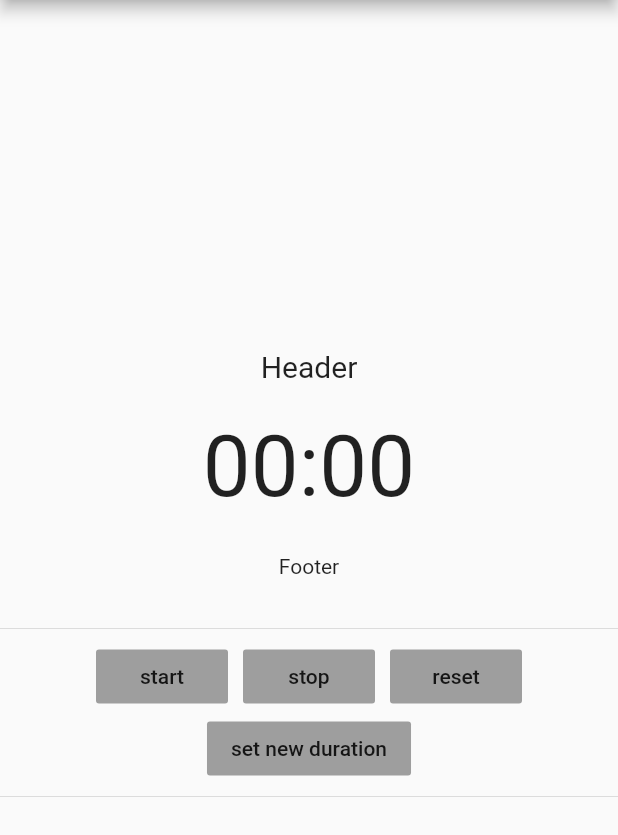
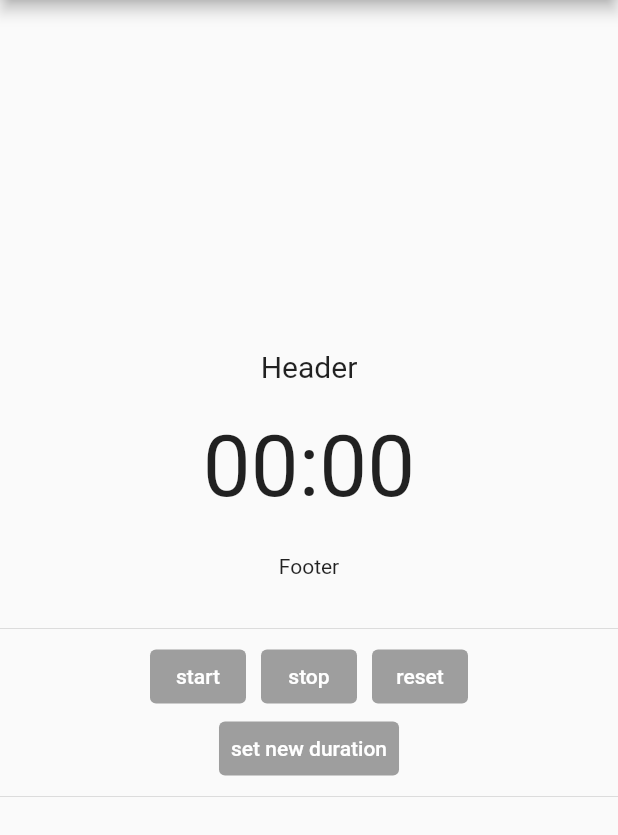
Before and after one commit to clean/clean_countdown, a Flutter app: the screen it shows after launch, on a phone screen of 412 x 824 dp, the part 84-919 px from its top. Run offline on Flutter 3.47's test engine with Material 2 defaults, Android fonts, the phone set to English and light mode, and no system bars.

Commit message:
updated example to nullsafty

```diff
--- a/example/lib/main.dart
+++ b/example/lib/main.dart
@@ -13,9 +13,13 @@ class DemoApp extends StatefulWidget {
 }
 
 class _DemoAppState extends State<DemoApp> {
-  CleanCountdownController controller;
+  late CleanCountdownController controller;
   bool completed = false;
   Color ringColor = Colors.green;
+  var buttonStyles = ButtonStyle(
+    foregroundColor: MaterialStateProperty.all(Colors.white),
+    backgroundColor: MaterialStateProperty.all(Colors.grey),
+  );
 
   @override
   void initState() {
@@ -43,7 +47,7 @@ class _DemoAppState extends State<DemoApp> {
               Container(
                 child: CleanCountdown(
                   size: 200,
-                  showRing: false,
+                  showRing: true,
                   ringColor: ringColor,
                   startOnInit: true,
                   header: Center(
@@ -63,24 +67,24 @@ class _DemoAppState extends State<DemoApp> {
               Row(
                 mainAxisAlignment: MainAxisAlignment.center,
                 children: [
-                  FlatButton(
-                    color: Colors.grey,
+                  TextButton(
+                    style: buttonStyles,
                     onPressed: () {
                       controller.start();
                     },
                     child: Text('start'),
                   ),
                   SizedBox(width: 10),
-                  FlatButton(
-                    color: Colors.grey,
+                  TextButton(
+                    style: buttonStyles,
                     onPressed: () {
                       controller.stop();
                     },
                     child: Text('stop'),
                   ),
                   SizedBox(width: 10),
-                  FlatButton(
-                    color: Colors.grey,
+                  TextButton(
+                    style: buttonStyles,
                     onPressed: () {
                       setState(() {
                         completed = false;
@@ -91,11 +95,11 @@ class _DemoAppState extends State<DemoApp> {
                   ),
                 ],
               ),
-              FlatButton(
-                color: Colors.grey,
+              TextButton(
+                style: buttonStyles,
                 onPressed: () {
                   setState(() {
-                    controller.controller.duration = Duration(minutes: 20);
+                    controller.controller!.duration = Duration(minutes: 20);
                     ringColor = Colors.amber;
                     controller.reset();
                     controller.start();
--- a/example/pubspec.yaml
+++ b/example/pubspec.yaml
@@ -15,10 +15,10 @@ publish_to: 'none' # Remove this line if you wish to publish to pub.dev
 # In iOS, build-name is used as CFBundleShortVersionString while build-number used as CFBundleVersion.
 # Read more about iOS versioning at
 # https://developer.apple.com/library/archive/documentation/General/Reference/InfoPlistKeyReference/Articles/CoreFoundationKeys.html
-version: 1.0.0+2
+version: 1.0.1
 
 environment:
-  sdk: ">=2.7.0 <3.0.0"
+  sdk: ">=2.12.0 <3.0.0"
 
 dependencies:
   flutter:
```
Also changed, not shown: example/pubspec.lock.
